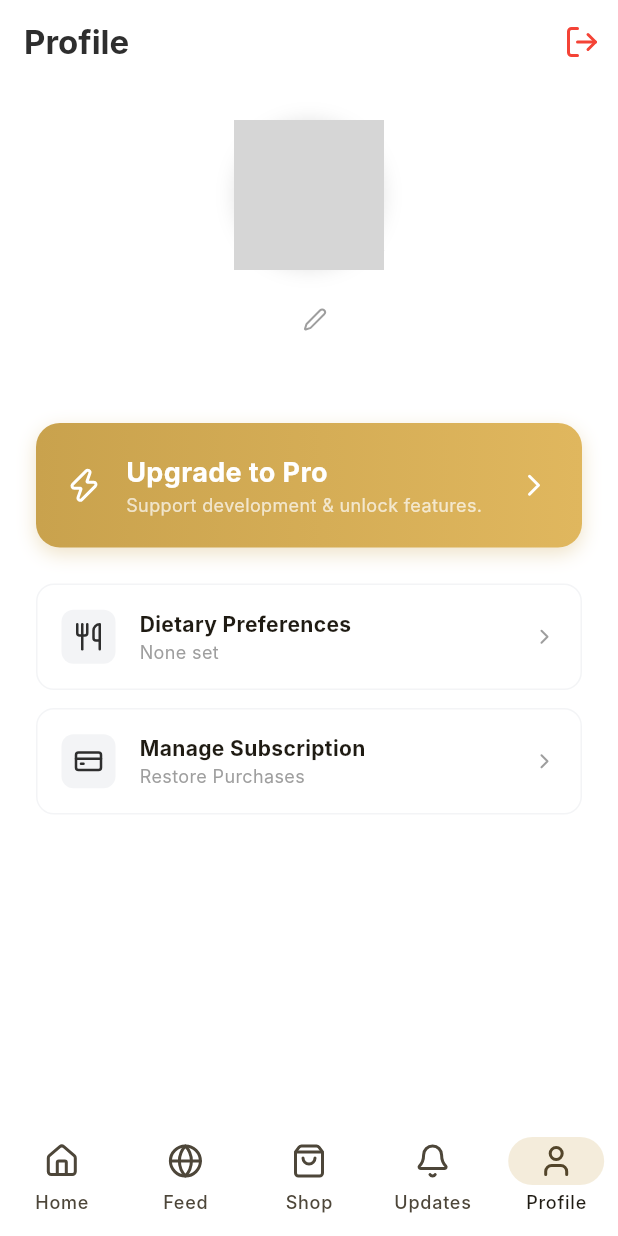
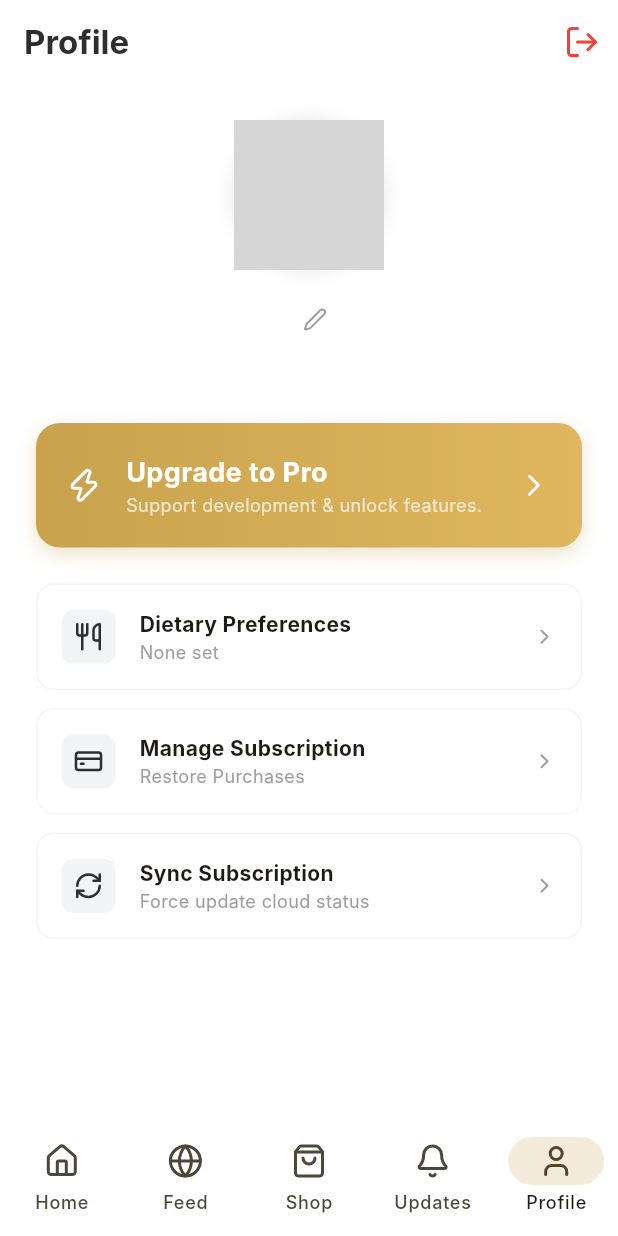
Before and after one commit to L-Kurosaki/Just-Cook-bro, a Flutter app: the MainScreen screen opened directly, item 5 of the bottom bar chosen, on a phone screen of 412 x 824 dp. Run offline on Flutter 3.47's test engine with Material 3 defaults, Android fonts, the light colour scheme and no system bars; our stand-ins replace geolocator, google_generative_ai, image_picker, lucide_icons, shared_preferences, supabase_flutter; missing offline and left inert: purchases_flutter, purchases_ui_flutter; accounts and stored records are empty; network calls fail; Roboto replaces fonts that are missing (Inter); grey boxes are pictures that could not be loaded.

Commit message:
Premium fixed and Basic

```diff
--- a/lib/screens/main_screen.dart
+++ b/lib/screens/main_screen.dart
@@ -5,6 +5,7 @@ import 'community_screen.dart';
 import 'shopping_list_screen.dart';
 import 'notifications_screen.dart';
 import 'profile_screen.dart';
+import '../services/revenue_cat_service.dart';
 
 class MainScreen extends StatefulWidget {
   const MainScreen({super.key});
@@ -26,13 +27,52 @@ class _MainScreenState extends State<MainScreen> {
 
   @override
   Widget build(BuildContext context) {
+    // Listen to global state to update glow
+    return ValueListenableBuilder<bool>(
+      valueListenable: RevenueCatService().premiumNotifier,
+      builder: (context, isPremium, _) {
         return Scaffold(
-      body: _screens[_currentIndex],
+          body: Column(
+            children: [
+              // --- PREMIUM GLOW EFFECT ---
+              if (isPremium)
+                Container(
+                  height: 4,
+                  width: double.infinity,
+                  decoration: BoxDecoration(
+                    gradient: const LinearGradient(
+                      colors: [
+                        Color(0xFFDAA520), // GoldenRod
+                        Color(0xFFFFD700), // Gold
+                        Color(0xFFFFFACD), // LemonChiffon
+                        Color(0xFFFFD700),
+                        Color(0xFFDAA520),
+                      ],
+                      begin: Alignment.centerLeft,
+                      end: Alignment.centerRight,
+                    ),
+                    boxShadow: [
+                      BoxShadow(
+                        color: Colors.amber.withOpacity(0.6),
+                        blurRadius: 15,
+                        spreadRadius: 2,
+                        offset: const Offset(0, 2),
+                      )
+                    ]
+                  ),
+                ),
+              // --- MAIN CONTENT ---
+              Expanded(child: _screens[_currentIndex]),
+            ],
+          ),
           bottomNavigationBar: NavigationBar(
             selectedIndex: _currentIndex,
             onDestinationSelected: (idx) => setState(() => _currentIndex = idx),
             backgroundColor: Colors.white,
-        indicatorColor: const Color(0xFFC9A24D).withOpacity(0.2),
+            // Dynamic indicator color
+            indicatorColor: isPremium
+                ? const Color(0xFFFFD700).withOpacity(0.3)
+                : const Color(0xFFC9A24D).withOpacity(0.2),
             elevation: 1,
             destinations: const [
               NavigationDestination(icon: Icon(LucideIcons.home), label: 'Home'),
@@ -44,4 +84,6 @@ class _MainScreenState extends State<MainScreen> {
           ),
         );
       }
+    );
   }
+}
--- a/lib/screens/profile_screen.dart
+++ b/lib/screens/profile_screen.dart
@@ -280,6 +280,17 @@ class _ProfileScreenState extends State<ProfileScreen> {
                 }
               },
             ),
+
+            _buildSettingItem(
+              LucideIcons.refreshCw,
+              'Sync Subscription',
+              'Force update cloud status',
+              () async {
+                await _rcService.syncPremiumStatus();
+                await _load();
+                if(mounted) ScaffoldMessenger.of(context).showSnackBar(const SnackBar(content: Text("Synced with RevenueCat & Supabase.")));
+              },
+            ),
           ],
         ),
       ),
```
Also changed, not shown: lib/main.dart (+25 -17 lines), lib/services/revenue_cat_service.dart (+50 -5 lines), lib/widgets/paywall.dart (+72 -33 lines), pubspec.lock (deleted), 13 other files. Lines whose indentation alone changed are shown as unchanged.
